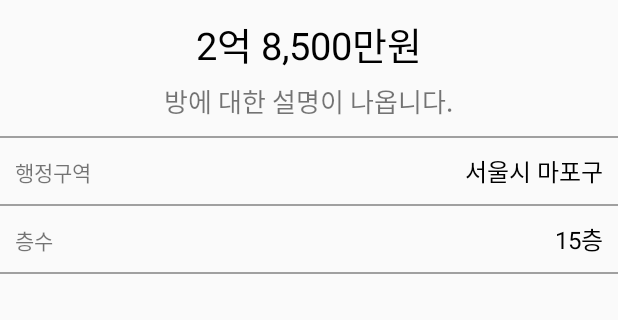
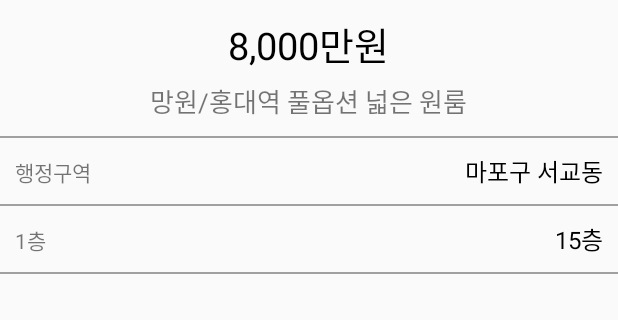
Before and after one commit to kjymonster/ListViewPractice_JickBangCopy_20200707_1, an Android app: the screen it shows after launch (ViewRoomDetailActibity), after a tap on an icon or button, on a phone screen of 412 x 824 dp, the part 459-779 px from its top. Run offline under Robolectric (Android 15) with nearby library versions, the phone set to English and light mode, and no system bars.

Commit message:
통째로 넘겨준 방 데이터를 활용 => 실제 방 정보를 출력

```diff
--- a/app/src/main/java/kr/co/tjoeun/listviewpractice_jickbangcopy_20200707/ViewRoomDetailActibity.kt
+++ b/app/src/main/java/kr/co/tjoeun/listviewpractice_jickbangcopy_20200707/ViewRoomDetailActibity.kt
@@ -3,6 +3,9 @@ package kr.co.tjoeun.listviewpractice_jickbangcopy_20200707
 import android.content.Intent
 import androidx.appcompat.app.AppCompatActivity
 import android.os.Bundle
+import kotlinx.android.synthetic.main.activity_view_room_detail_actibity.*
+import kotlinx.android.synthetic.main.room_list_item.*
+import kotlinx.android.synthetic.main.room_list_item.priceTxt
 import kr.co.tjoeun.listviewpractice_jickbangcopy_20200707.datas.Room
 
 class ViewRoomDetailActibity : BaseActivity() {
@@ -23,6 +26,12 @@ class ViewRoomDetailActibity : BaseActivity() {
     override fun setValues() {
        val receivedRoom = intent.getSerializableExtra("room") as Room
 
+        priceTxt.text = receivedRoom.getFormattedPrice()
+        commentTxt.text =receivedRoom.description
+        addressTxt.text = receivedRoom.address
+        floorTxt.text = receivedRoom.getFormattedFloor()
+
+
 
     }
 
--- a/app/src/main/res/layout/activity_view_room_detail_actibity.xml
+++ b/app/src/main/res/layout/activity_view_room_detail_actibity.xml
@@ -21,6 +21,7 @@
         android:padding="10dp">
 
         <TextView
+            android:id="@+id/priceTxt"
             android:layout_width="wrap_content"
             android:layout_height="wrap_content"
             android:text="2억 8,500만원"
@@ -28,6 +29,7 @@
             android:textSize="25sp" />
 
         <TextView
+            android:id="@+id/commentTxt"
             android:layout_width="wrap_content"
             android:layout_height="wrap_content"
             android:layout_marginTop="5dp"
@@ -48,6 +50,7 @@
             android:padding="10dp">
 
             <TextView
+
                 android:layout_width="wrap_content"
                 android:layout_height="wrap_content"
                 android:text="행정구역" />
@@ -58,6 +61,7 @@
                 android:layout_weight="1"/>
 
             <TextView
+                android:id="@+id/addressTxt"
                 android:layout_width="wrap_content"
                 android:layout_height="wrap_content"
                 android:textColor="#000000"
@@ -81,7 +85,8 @@
             android:padding="10dp" >
 
 
-            <TextView
+
+            <TextView android:id="@+id/floorTxt"
                 android:layout_width="wrap_content"
                 android:layout_height="wrap_content"
                 android:text="층수" />
```
